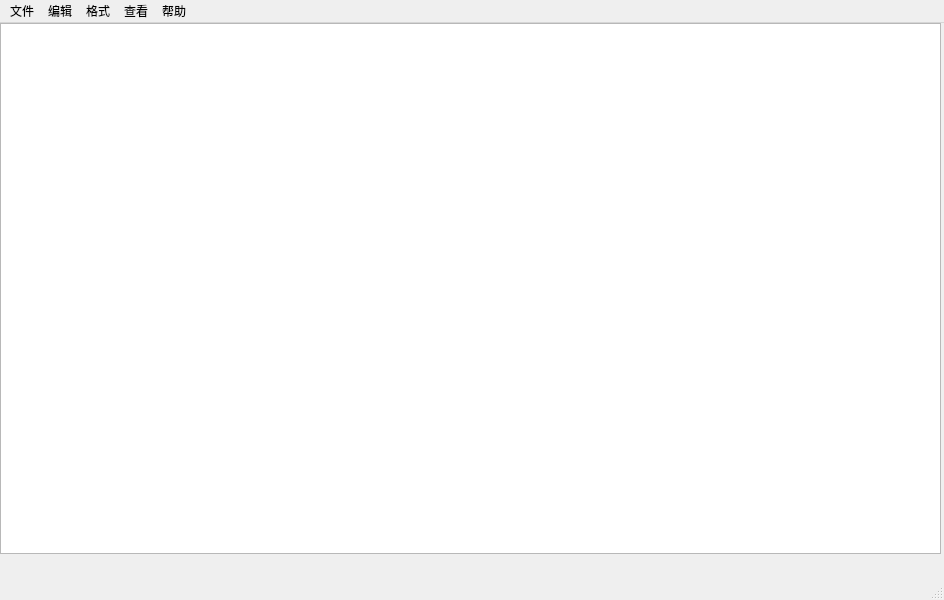
Old version of the form src/ui/mainwindow.ui in the repository opennessgames/XIXITextEditor.
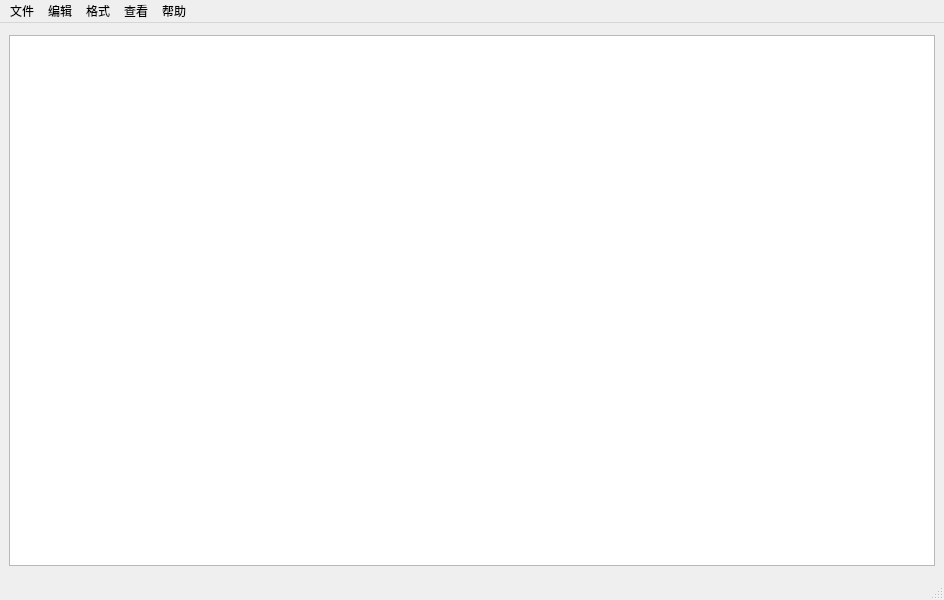
New version of the form.

```diff
--- a/src/ui/mainwindow.ui
+++ b/src/ui/mainwindow.ui
@@ -14,15 +14,9 @@
    <string>MainWindow</string>
   </property>
   <widget class="QWidget" name="centralwidget">
+   <layout class="QHBoxLayout" name="horizontalLayout">
+    <item>
    <widget class="QTextEdit" name="XixiTextEdit">
-    <property name="geometry">
-     <rect>
-      <x>0</x>
-      <y>0</y>
-      <width>941</width>
-      <height>531</height>
-     </rect>
-    </property>
     <property name="maximumSize">
      <size>
       <width>941</width>
@@ -30,6 +24,8 @@
      </size>
     </property>
    </widget>
+    </item>
+   </layout>
   </widget>
   <widget class="QMenuBar" name="XixiMenubar">
    <property name="geometry">
```
Lines whose indentation alone changed are shown as unchanged.
